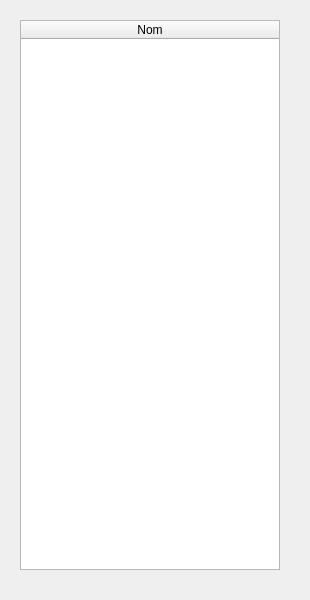
Before: the Qt Designer form view/staffsView.ui in GruberAdam/Sploks, drawn with Qt 5.
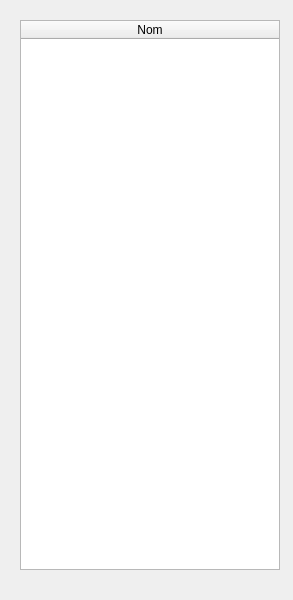
After: the same form once the commit is applied.

The edit to the form file:
```diff
--- a/view/staffsView.ui
+++ b/view/staffsView.ui
@@ -6,7 +6,7 @@
    <rect>
     <x>0</x>
     <y>0</y>
-    <width>310</width>
+    <width>293</width>
     <height>600</height>
    </rect>
   </property>
```
